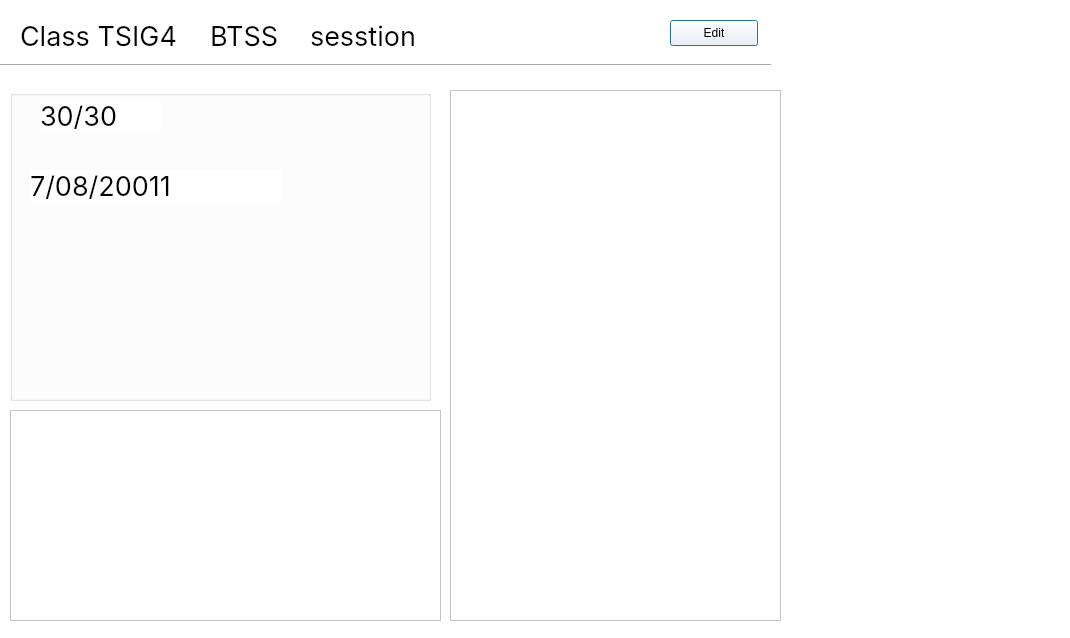
Before: the Qt Designer form School_System/ui/EditClassDialog.ui in KasperJack/School-Management-System, drawn with Qt 5.
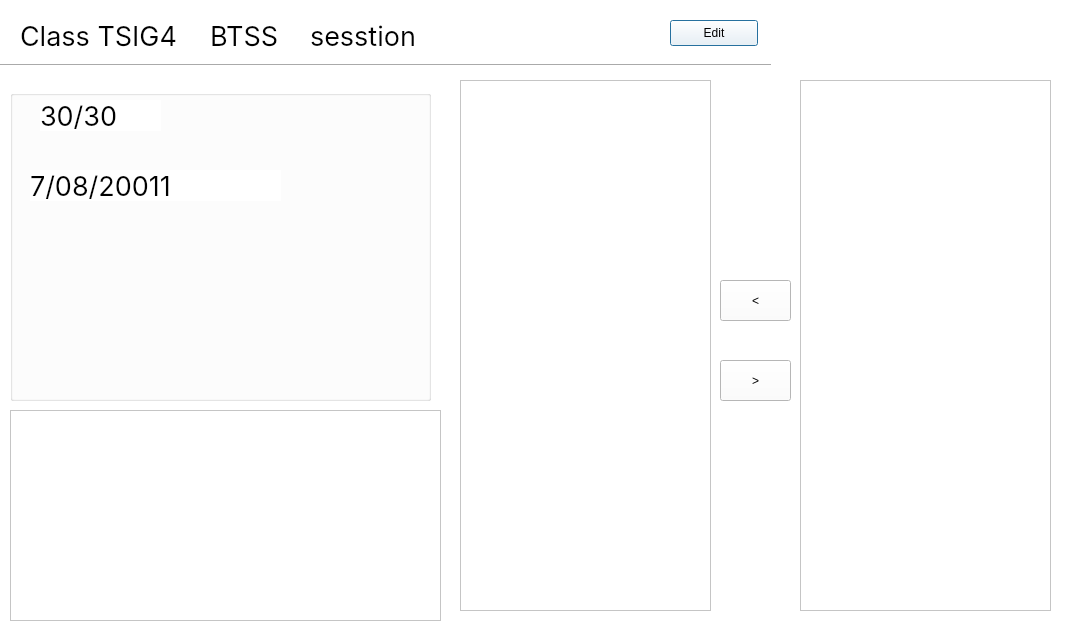
After: the same form once the commit is applied.

```diff
--- a/School_System/ui/EditClassDialog.ui
+++ b/School_System/ui/EditClassDialog.ui
@@ -148,46 +148,6 @@
     </rect>
    </property>
   </widget>
-  <widget class="QTableWidget" name="students_table">
-   <property name="geometry">
-    <rect>
-     <x>800</x>
-     <y>90</y>
-     <width>251</width>
-     <height>531</height>
-    </rect>
-   </property>
-   <property name="styleSheet">
-    <string notr="true">            QTableWidget {
-                background-color: white;
-                gridline-color: #E5E7EB;
-                border: none;
-       		alternate-background-color: #F9FAFB;
-				        font-size: 16px;  /* Set font size */
-            }
-
-            QHeaderView::section {
-                background-color: #F3F4F6;
-                padding: 10px;
-					padding-left: 5px;
-                border: none;
-                font-weight: bold;
-                color: #374151;
-            }
-
-
-    QTableView::item {
-        border-bottom: 1px solid #E5E7EB;
-        border-right: none;
-    }
-
-/*
-        QTableWidget::item {
-            selection-background-color: transparent;
-            selection-color: black;  */
-</string>
-   </property>
-  </widget>
   <widget class="QPushButton" name="pushButton">
    <property name="geometry">
     <rect>
@@ -204,13 +164,52 @@
   <widget class="QTableWidget" name="teachers_table_2">
    <property name="geometry">
     <rect>
-     <x>450</x>
-     <y>90</y>
-     <width>331</width>
+     <x>800</x>
+     <y>80</y>
+     <width>251</width>
      <height>531</height>
     </rect>
    </property>
   </widget>
+  <widget class="QTableWidget" name="this_class_table">
+   <property name="geometry">
+    <rect>
+     <x>460</x>
+     <y>80</y>
+     <width>251</width>
+     <height>531</height>
+    </rect>
+   </property>
+   <property name="styleSheet">
+    <string notr="true"/>
+   </property>
+  </widget>
+  <widget class="QPushButton" name="pushButton_2">
+   <property name="geometry">
+    <rect>
+     <x>720</x>
+     <y>280</y>
+     <width>71</width>
+     <height>41</height>
+    </rect>
+   </property>
+   <property name="text">
+    <string>&lt;</string>
+   </property>
+  </widget>
+  <widget class="QPushButton" name="pushButton_3">
+   <property name="geometry">
+    <rect>
+     <x>720</x>
+     <y>360</y>
+     <width>71</width>
+     <height>41</height>
+    </rect>
+   </property>
+   <property name="text">
+    <string>&gt;</string>
+   </property>
+  </widget>
  </widget>
  <resources/>
  <connections/>
```
Left out of the diff: 2 changed lines with no effect on the pictures.
